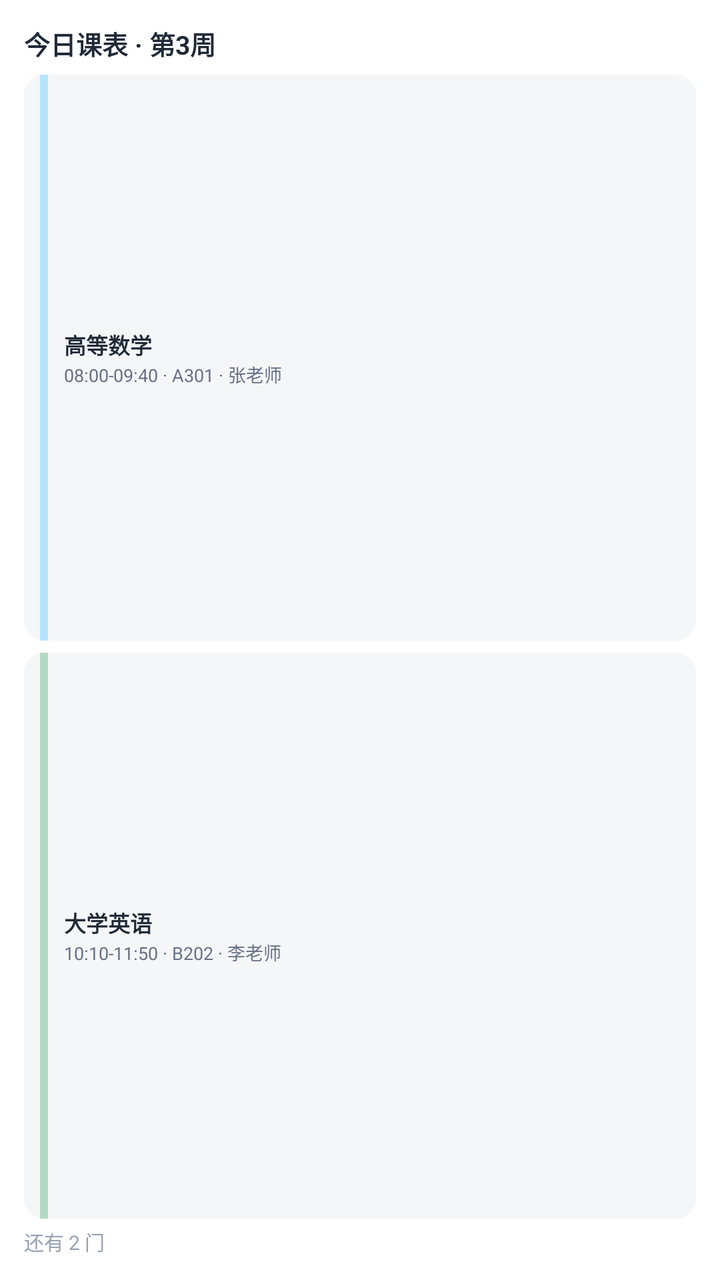
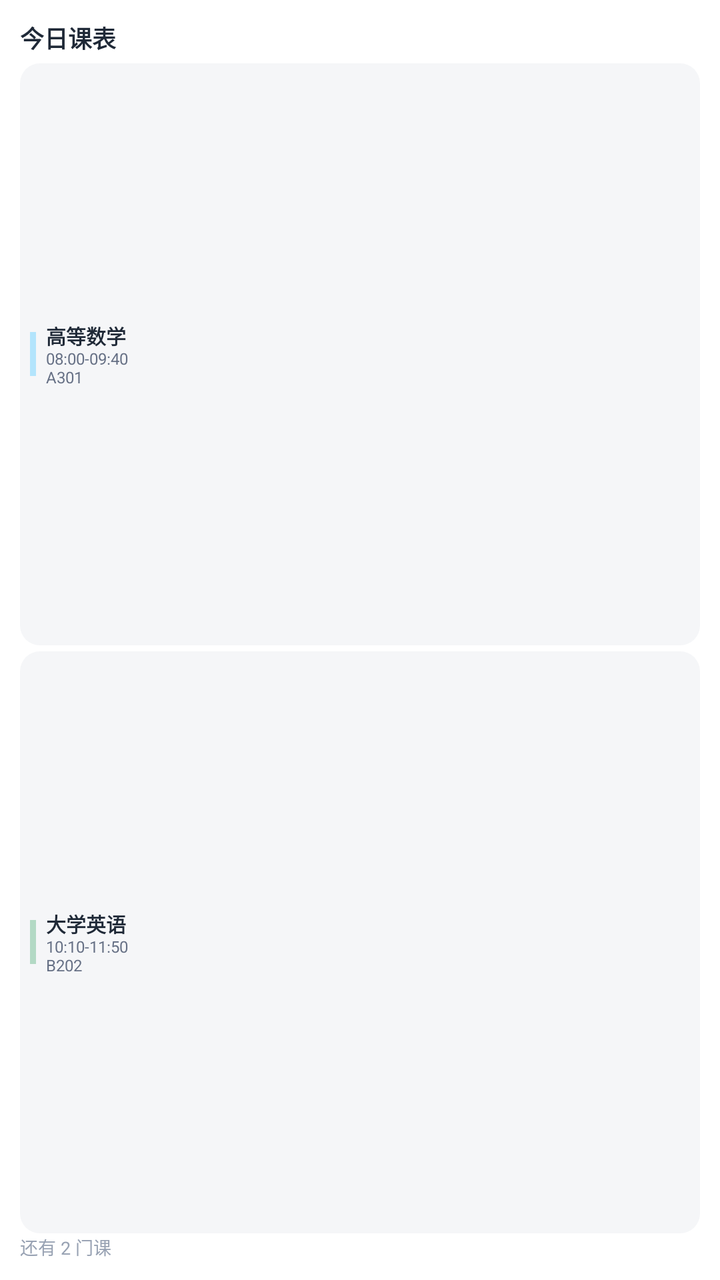

The first picture is an Android layout as it rendered before a commit; the second is the same layout after the commit. The layout source and the unified diff follow.
<!-- AndroidManifest.xml: fallback theme Theme.MaterialComponents.DayNight.NoActionBar -->
<!-- res/layout/widget_medium_preview.xml -->
<?xml version="1.0" encoding="utf-8"?>
<LinearLayout xmlns:android="http://schemas.android.com/apk/res/android"
    android:layout_width="match_parent"
    android:layout_height="match_parent"
    android:orientation="vertical"
    android:background="@drawable/widget_card_bg_light"
    android:padding="12dp">

    <TextView
        android:layout_width="match_parent"
        android:layout_height="wrap_content"
        android:textSize="13sp"
        android:textStyle="bold"
        android:maxLines="1"
        android:textColor="#1F2937"
        android:text="今日课表 · 第3周" />

    <LinearLayout
        android:layout_width="match_parent"
        android:layout_height="0dp"
        android:layout_weight="1"
        android:layout_marginTop="6dp"
        android:orientation="vertical">

        <LinearLayout
            android:layout_width="match_parent"
            android:layout_height="0dp"
            android:layout_weight="1"
            android:background="@drawable/widget_course_item_bg"
            android:gravity="center_vertical"
            android:orientation="horizontal"
            android:paddingStart="8dp"
            android:paddingEnd="8dp">

            <View
                android:layout_width="4dp"
                android:layout_height="match_parent"
                android:background="#B3E4FC" />

            <LinearLayout
                android:layout_width="0dp"
                android:layout_height="wrap_content"
                android:layout_weight="1"
                android:layout_marginStart="8dp"
                android:orientation="vertical">

                <TextView
                    android:layout_width="match_parent"
                    android:layout_height="wrap_content"
                    android:textSize="11sp"
                    android:textStyle="bold"
                    android:maxLines="1"
                    android:textColor="#1F2937"
                    android:text="高等数学" />

                <TextView
                    android:layout_width="match_parent"
                    android:layout_height="wrap_content"
                    android:textSize="9sp"
                    android:maxLines="1"
                    android:textColor="#667085"
                    android:text="08:00-09:40 · A301 · 张老师" />
            </LinearLayout>
        </LinearLayout>

        <LinearLayout
            android:layout_width="match_parent"
            android:layout_height="0dp"
            android:layout_weight="1"
            android:layout_marginTop="6dp"
            android:background="@drawable/widget_course_item_bg"
            android:gravity="center_vertical"
            android:orientation="horizontal"
            android:paddingStart="8dp"
            android:paddingEnd="8dp">

            <View
                android:layout_width="4dp"
                android:layout_height="match_parent"
                android:background="#B3D9C5" />

            <LinearLayout
                android:layout_width="0dp"
                android:layout_height="wrap_content"
                android:layout_weight="1"
                android:layout_marginStart="8dp"
                android:orientation="vertical">

                <TextView
                    android:layout_width="match_parent"
                    android:layout_height="wrap_content"
                    android:textSize="11sp"
                    android:textStyle="bold"
                    android:maxLines="1"
                    android:textColor="#1F2937"
                    android:text="大学英语" />

                <TextView
                    android:layout_width="match_parent"
                    android:layout_height="wrap_content"
                    android:textSize="9sp"
                    android:maxLines="1"
                    android:textColor="#667085"
                    android:text="10:10-11:50 · B202 · 李老师" />
            </LinearLayout>
        </LinearLayout>
    </LinearLayout>

    <TextView
        android:layout_width="match_parent"
        android:layout_height="wrap_content"
        android:layout_marginTop="4dp"
        android:textSize="10sp"
        android:maxLines="1"
        android:textColor="#98A2B3"
        android:text="还有 2 门" />
</LinearLayout>
<!-- resources referenced by this layout -->
<resources>
  <!-- drawable widget_card_bg_light (drawable) -->
  <?xml version="1.0" encoding="utf-8"?>
  <shape xmlns:android="http://schemas.android.com/apk/res/android"
      android:shape="rectangle">
      <solid android:color="#FFFFFF" />
      <corners android:radius="20dp" />
  </shape>
  <!-- drawable widget_course_item_bg (drawable) -->
  <?xml version="1.0" encoding="utf-8"?>
  <shape xmlns:android="http://schemas.android.com/apk/res/android"
      android:shape="rectangle">
      <solid android:color="#F5F6F8" />
      <corners android:radius="10dp" />
  </shape>
</resources>

<!-- the commit's change to res/layout/widget_medium_preview.xml (unified diff, before → after) -->
@@ -4,62 +4,76 @@
     android:layout_height="match_parent"
     android:orientation="vertical"
     android:background="@drawable/widget_card_bg_light"
-    android:padding="12dp">
+    android:padding="10dp">
 
     <TextView
         android:layout_width="match_parent"
         android:layout_height="wrap_content"
-        android:textSize="13sp"
+        android:textSize="12sp"
         android:textStyle="bold"
         android:maxLines="1"
         android:textColor="#1F2937"
-        android:text="今日课表 · 第3周" />
+        android:text="今日课表" />
 
     <LinearLayout
         android:layout_width="match_parent"
         android:layout_height="0dp"
         android:layout_weight="1"
-        android:layout_marginTop="6dp"
+        android:layout_marginTop="4dp"
         android:orientation="vertical">
 
         <LinearLayout
             android:layout_width="match_parent"
             android:layout_height="0dp"
             android:layout_weight="1"
-            android:background="@drawable/widget_course_item_bg"
             android:gravity="center_vertical"
             android:orientation="horizontal"
-            android:paddingStart="8dp"
-            android:paddingEnd="8dp">
+            android:paddingStart="5dp"
+            android:paddingEnd="5dp"
+            android:background="@drawable/widget_course_item_bg">
 
-            <View
-                android:layout_width="4dp"
-                android:layout_height="match_parent"
+            <LinearLayout
+                android:layout_width="3dp"
+                android:layout_height="22dp"
                 android:background="#B3E4FC" />
 
             <LinearLayout
                 android:layout_width="0dp"
                 android:layout_height="wrap_content"
                 android:layout_weight="1"
-                android:layout_marginStart="8dp"
+                android:layout_marginStart="5dp"
                 android:orientation="vertical">
 
                 <TextView
                     android:layout_width="match_parent"
                     android:layout_height="wrap_content"
-                    android:textSize="11sp"
+                    android:textSize="10sp"
                     android:textStyle="bold"
+                    android:includeFontPadding="false"
                     android:maxLines="1"
+                    android:ellipsize="end"
                     android:textColor="#1F2937"
                     android:text="高等数学" />
 
                 <TextView
                     android:layout_width="match_parent"
                     android:layout_height="wrap_content"
-                    android:textSize="9sp"
+                    android:textSize="8sp"
+                    android:includeFontPadding="false"
                     android:maxLines="1"
+                    android:ellipsize="end"
                     android:textColor="#667085"
-                    android:text="08:00-09:40 · A301 · 张老师" />
+                    android:text="08:00-09:40" />
+
+                <TextView
+                    android:layout_width="match_parent"
+                    android:layout_height="wrap_content"
+                    android:textSize="8sp"
+                    android:includeFontPadding="false"
+                    android:maxLines="1"
+                    android:ellipsize="end"
+                    android:textColor="#667085"
+                    android:text="A301" />
             </LinearLayout>
         </LinearLayout>
 
@@ -67,41 +81,55 @@
             android:layout_width="match_parent"
             android:layout_height="0dp"
             android:layout_weight="1"
-            android:layout_marginTop="6dp"
-            android:background="@drawable/widget_course_item_bg"
+            android:layout_marginTop="3dp"
             android:gravity="center_vertical"
             android:orientation="horizontal"
-            android:paddingStart="8dp"
-            android:paddingEnd="8dp">
+            android:paddingStart="5dp"
+            android:paddingEnd="5dp"
+            android:background="@drawable/widget_course_item_bg">
 
-            <View
-                android:layout_width="4dp"
-                android:layout_height="match_parent"
+            <LinearLayout
+                android:layout_width="3dp"
+                android:layout_height="22dp"
                 android:background="#B3D9C5" />
 
             <LinearLayout
                 android:layout_width="0dp"
                 android:layout_height="wrap_content"
                 android:layout_weight="1"
-                android:layout_marginStart="8dp"
+                android:layout_marginStart="5dp"
                 android:orientation="vertical">
 
                 <TextView
                     android:layout_width="match_parent"
                     android:layout_height="wrap_content"
-                    android:textSize="11sp"
+                    android:textSize="10sp"
                     android:textStyle="bold"
+                    android:includeFontPadding="false"
                     android:maxLines="1"
+                    android:ellipsize="end"
                     android:textColor="#1F2937"
                     android:text="大学英语" />
 
                 <TextView
                     android:layout_width="match_parent"
                     android:layout_height="wrap_content"
-                    android:textSize="9sp"
+                    android:textSize="8sp"
+                    android:includeFontPadding="false"
                     android:maxLines="1"
+                    android:ellipsize="end"
                     android:textColor="#667085"
-                    android:text="10:10-11:50 · B202 · 李老师" />
+                    android:text="10:10-11:50" />
+
+                <TextView
+                    android:layout_width="match_parent"
+                    android:layout_height="wrap_content"
+                    android:textSize="8sp"
+                    android:includeFontPadding="false"
+                    android:maxLines="1"
+                    android:ellipsize="end"
+                    android:textColor="#667085"
+                    android:text="B202" />
             </LinearLayout>
         </LinearLayout>
     </LinearLayout>
@@ -109,9 +137,8 @@
     <TextView
         android:layout_width="match_parent"
         android:layout_height="wrap_content"
-        android:layout_marginTop="4dp"
-        android:textSize="10sp"
+        android:textSize="9sp"
         android:maxLines="1"
         android:textColor="#98A2B3"
-        android:text="还有 2 门" />
+        android:text="还有 2 门课" />
 </LinearLayout>
